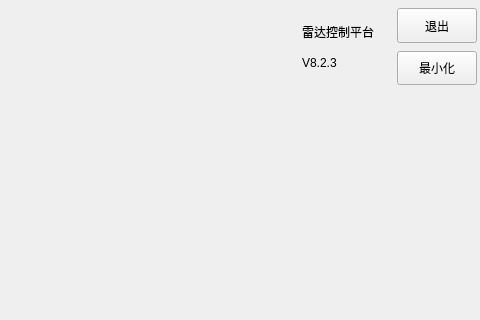
First picture: the form in mainPanel/mainoverlayout.ui, repository DanielWuxiaoxiao/DispCtrl, before the edit; both pictures show x 558 to 1038 and y 0 to 320 of the 1038 by 689 pixel window.
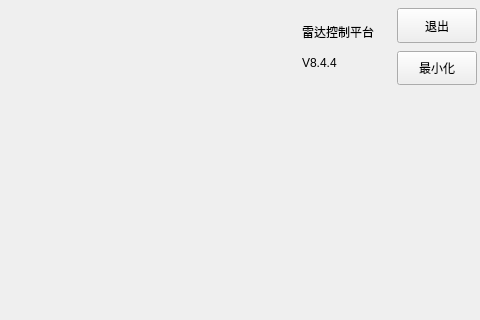
Second picture: the form after the edit. Icons and pictures are not drawn.

Diff of the .ui file:
```diff
--- a/mainPanel/mainoverlayout.ui
+++ b/mainPanel/mainoverlayout.ui
@@ -702,7 +702,7 @@
               <item>
                <widget class="QLabel" name="SubtitleLabel">
                 <property name="text">
-                 <string>V8.2.3</string>
+                 <string>V8.4.4</string>
                 </property>
                </widget>
               </item>
```
